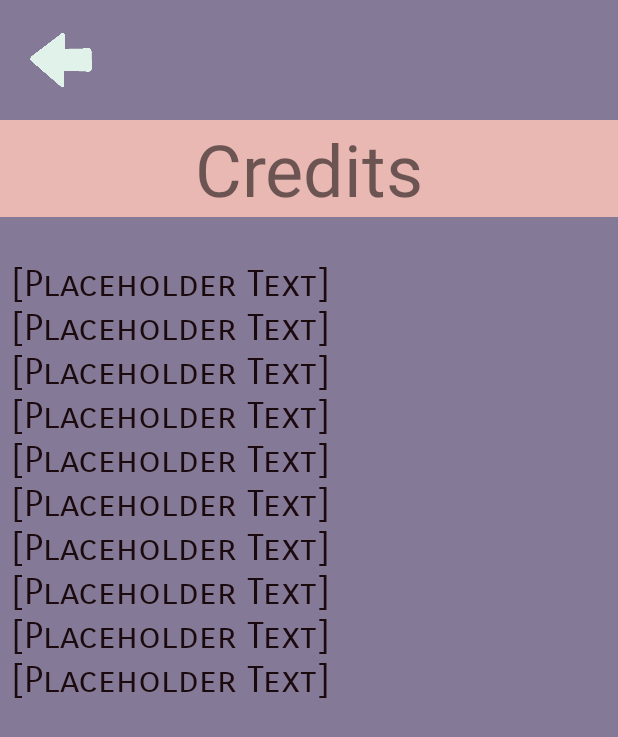
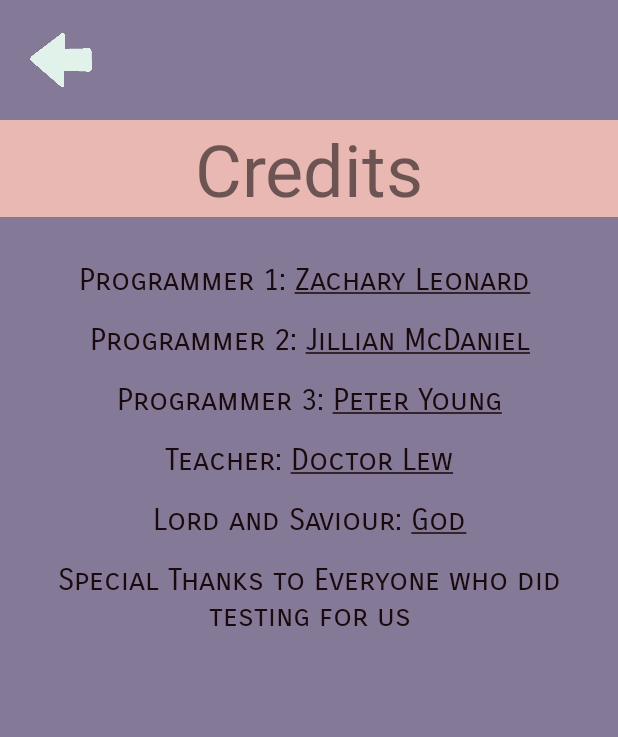
Before and after one commit to zcoop98/TCubed, an Android app: the Credits screen opened directly, with no data from a screen before it, on a phone screen of 412 x 824 dp. Shown: the top 737 px of the screen. Run offline under Robolectric (Android 15) with nearby library versions, the phone set to English and light mode, and no system bars.

Commit message:
Names inside of credits

```diff
--- a/app/src/main/res/layout/activity_credits.xml
+++ b/app/src/main/res/layout/activity_credits.xml
@@ -54,12 +54,13 @@
         android:id="@+id/scrollView2"
         android:layout_width="0dp"
         android:layout_height="0dp"
+        android:layout_marginBottom="8dp"
+        android:layout_marginEnd="8dp"
         android:layout_marginStart="8dp"
         android:layout_marginTop="8dp"
-        android:layout_marginEnd="8dp"
-        android:layout_marginBottom="8dp"
         app:layout_constraintBottom_toBottomOf="parent"
         app:layout_constraintEnd_toEndOf="parent"
+        app:layout_constraintHorizontal_bias="0.0"
         app:layout_constraintStart_toStartOf="parent"
         app:layout_constraintTop_toTopOf="@+id/guideline7"
         app:layout_constraintVertical_bias="1.0">
@@ -72,92 +73,62 @@
             <TextView
                 android:id="@+id/textView2"
                 android:layout_width="match_parent"
-                android:layout_height="match_parent"
+                android:layout_height="40dp"
                 android:fontFamily="sans-serif-smallcaps"
-                android:text="@string/Misc.placeholder"
+                android:text="@string/programmer_1_zachary_leonard"
+                android:textAlignment="center"
                 android:textColor="@color/Text"
-                android:textSize="24sp" />
+                android:textSize="20sp" />
 
             <TextView
                 android:id="@+id/textView5"
                 android:layout_width="match_parent"
-                android:layout_height="match_parent"
+                android:layout_height="40dp"
                 android:fontFamily="sans-serif-smallcaps"
-                android:text="@string/Misc.placeholder"
+                android:text="@string/programmer_2_jillian_mcdaniel"
+                android:textAlignment="center"
                 android:textColor="@color/Text"
-                android:textSize="24sp" />
+                android:textSize="20sp" />
 
             <TextView
                 android:id="@+id/textView6"
                 android:layout_width="match_parent"
-                android:layout_height="match_parent"
+                android:layout_height="40dp"
                 android:fontFamily="sans-serif-smallcaps"
-                android:text="@string/Misc.placeholder"
+                android:text="@string/programmer_3_peter_young"
+                android:textAlignment="center"
                 android:textColor="@color/Text"
-                android:textSize="24sp" />
+                android:textSize="20sp" />
 
             <TextView
                 android:id="@+id/textView7"
                 android:layout_width="match_parent"
-                android:layout_height="match_parent"
+                android:layout_height="40dp"
                 android:fontFamily="sans-serif-smallcaps"
-                android:text="@string/Misc.placeholder"
+                android:text="@string/teacher_doctor_lew"
+                android:textAlignment="center"
                 android:textColor="@color/Text"
-                android:textSize="24sp" />
+                android:textSize="20sp" />
 
             <TextView
                 android:id="@+id/textView8"
                 android:layout_width="match_parent"
-                android:layout_height="match_parent"
+                android:layout_height="40dp"
                 android:fontFamily="sans-serif-smallcaps"
-                android:text="@string/Misc.placeholder"
+                android:text="@string/lord_and_saviour_god"
+                android:textAlignment="center"
                 android:textColor="@color/Text"
-                android:textSize="24sp" />
+                android:textSize="20sp" />
 
             <TextView
                 android:id="@+id/textView9"
                 android:layout_width="match_parent"
-                android:layout_height="match_parent"
+                android:layout_height="50dp"
                 android:fontFamily="sans-serif-smallcaps"
-                android:text="@string/Misc.placeholder"
+                android:text="@string/everyone_who_did_testing_for_us"
+                android:textAlignment="center"
                 android:textColor="@color/Text"
-                android:textSize="24sp" />
-
-            <TextView
-                android:id="@+id/textView10"
-                android:layout_width="match_parent"
-                android:layout_height="match_parent"
-                android:fontFamily="sans-serif-smallcaps"
-                android:text="@string/Misc.placeholder"
-                android:textColor="@color/Text"
-                android:textSize="24sp" />
-
-            <TextView
-                android:id="@+id/textView11"
-                android:layout_width="match_parent"
-                android:layout_height="match_parent"
-                android:fontFamily="sans-serif-smallcaps"
-                android:text="@string/Misc.placeholder"
-                android:textColor="@color/Text"
-                android:textSize="24sp" />
-
-            <TextView
-                android:id="@+id/textView12"
-                android:layout_width="match_parent"
-                android:layout_height="match_parent"
-                android:fontFamily="sans-serif-smallcaps"
-                android:text="@string/Misc.placeholder"
-                android:textColor="@color/Text"
-                android:textSize="24sp" />
-
-            <TextView
-                android:id="@+id/textView13"
-                android:layout_width="match_parent"
-                android:layout_height="match_parent"
-                android:fontFamily="sans-serif-smallcaps"
-                android:text="@string/Misc.placeholder"
-                android:textColor="@color/Text"
-                android:textSize="24sp" />
+                android:textSize="20sp" />
 
         </LinearLayout>
     </ScrollView>
--- a/app/src/main/res/values/strings.xml
+++ b/app/src/main/res/values/strings.xml
@@ -75,5 +75,11 @@
     <!-- TODO: Remove or change this placeholder text -->
     <string name="hello_blank_fragment">Hello blank fragment</string>
     <string name="Misc.shortPlacehold">PH</string>
+    <string name="programmer_1_zachary_leonard">Programmer 1: <u>Zachary Leonard</u> </string>
+    <string name="programmer_2_jillian_mcdaniel">Programmer 2: <u>Jillian McDaniel</u></string>
+    <string name="lord_and_saviour_god">Lord and Saviour: <u>God</u></string>
+    <string name="everyone_who_did_testing_for_us">Special Thanks to Everyone who did testing for us</string>
+    <string name="programmer_3_peter_young">Programmer 3: <u>Peter Young</u></string>
+    <string name="teacher_doctor_lew">Teacher: <u>Doctor Lew</u></string>
 
 </resources>
```
